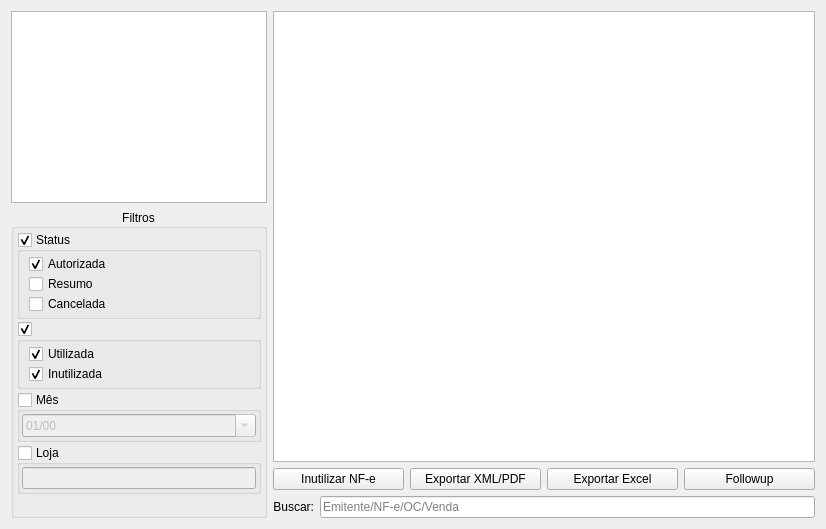
Old version of the form ui/widgetnfeentrada.ui in the repository darktorres/ERP-STACCATO.
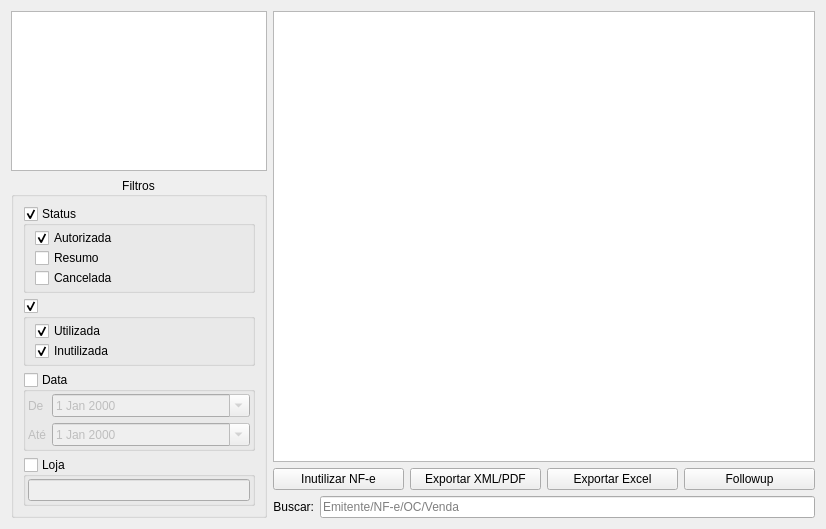
New version of the form. Custom widgets are drawn as their Qt base class.

Patch:
```diff
--- a/ui/widgetnfeentrada.ui
+++ b/ui/widgetnfeentrada.ui
@@ -46,23 +46,8 @@
        <property name="alignment">
         <set>Qt::AlignCenter</set>
        </property>
-       <layout class="QVBoxLayout" name="verticalLayout_3">
-        <property name="spacing">
-         <number>3</number>
-        </property>
-        <property name="leftMargin">
-         <number>3</number>
-        </property>
-        <property name="topMargin">
-         <number>3</number>
-        </property>
-        <property name="rightMargin">
-         <number>3</number>
-        </property>
-        <property name="bottomMargin">
-         <number>3</number>
-        </property>
-        <item>
+       <layout class="QGridLayout" name="gridLayout_2">
+        <item row="0" column="0">
          <widget class="QGroupBox" name="groupBoxStatus">
           <property name="title">
            <string>Status</string>
@@ -128,7 +113,7 @@
           </layout>
          </widget>
         </item>
-        <item>
+        <item row="1" column="0">
          <widget class="QGroupBox" name="groupBoxUtilizada">
           <property name="title">
            <string/>
@@ -181,13 +166,13 @@
           </layout>
          </widget>
         </item>
-        <item>
+        <item row="2" column="0">
          <widget class="QGroupBox" name="groupBoxMes">
           <property name="enabled">
            <bool>true</bool>
           </property>
           <property name="title">
-           <string>Mês</string>
+           <string>Data</string>
           </property>
           <property name="checkable">
            <bool>true</bool>
@@ -208,26 +193,56 @@
            <property name="bottomMargin">
             <number>2</number>
            </property>
-           <property name="spacing">
-            <number>0</number>
-           </property>
+           <item row="1" column="1">
+            <widget class="QDateEdit" name="dateEditAte">
+             <property name="enabled">
+              <bool>false</bool>
+             </property>
+             <property name="calendarPopup">
+              <bool>true</bool>
+             </property>
+            </widget>
+           </item>
+           <item row="0" column="1">
+            <widget class="QDateEdit" name="dateEditDe">
+             <property name="enabled">
+              <bool>false</bool>
+             </property>
+             <property name="calendarPopup">
+              <bool>true</bool>
+             </property>
+            </widget>
+           </item>
            <item row="0" column="0">
-            <widget class="QDateEdit" name="dateEdit">
-             <property name="currentSection">
-              <enum>QDateTimeEdit::MonthSection</enum>
+            <widget class="QLabel" name="label_3">
+             <property name="sizePolicy">
+              <sizepolicy hsizetype="Maximum" vsizetype="Preferred">
+               <horstretch>0</horstretch>
+               <verstretch>0</verstretch>
+              </sizepolicy>
              </property>
-             <property name="displayFormat">
-              <string>MM/yy</string>
+             <property name="text">
+              <string>De</string>
              </property>
-             <property name="calendarPopup">
-              <bool>true</bool>
+            </widget>
+           </item>
+           <item row="1" column="0">
+            <widget class="QLabel" name="label_4">
+             <property name="sizePolicy">
+              <sizepolicy hsizetype="Maximum" vsizetype="Preferred">
+               <horstretch>0</horstretch>
+               <verstretch>0</verstretch>
+              </sizepolicy>
+             </property>
+             <property name="text">
+              <string>Até</string>
              </property>
             </widget>
            </item>
           </layout>
          </widget>
         </item>
-        <item>
+        <item row="3" column="0">
          <widget class="QGroupBox" name="groupBoxLojas">
           <property name="enabled">
            <bool>true</bool>
@@ -267,7 +282,7 @@
           </layout>
          </widget>
         </item>
-        <item>
+        <item row="4" column="0">
          <spacer name="verticalSpacer">
           <property name="orientation">
            <enum>Qt::Vertical</enum>
@@ -378,6 +393,11 @@
   </layout>
  </widget>
  <customwidgets>
+  <customwidget>
+   <class>ItemBox</class>
+   <extends>QLineEdit</extends>
+   <header>src/itembox.h</header>
+  </customwidget>
   <customwidget>
    <class>TableView</class>
    <extends>QTableView</extends>
@@ -388,11 +408,6 @@
    <extends>QLineEdit</extends>
    <header>src/lineedit.h</header>
   </customwidget>
-  <customwidget>
-   <class>ItemBox</class>
-   <extends>QLineEdit</extends>
-   <header>src/itembox.h</header>
-  </customwidget>
  </customwidgets>
  <tabstops>
   <tabstop>groupBoxStatus</tabstop>
```
Left out of the diff: 4 changed lines with no effect on the pictures.
